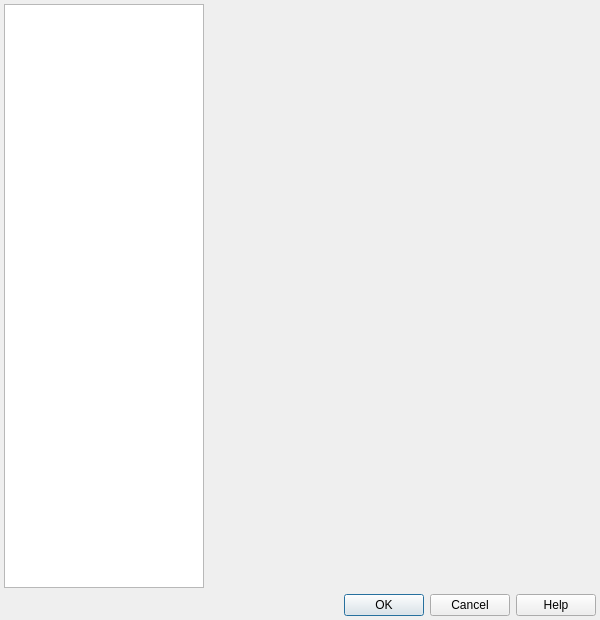
This is src/gui/pref/dialog.ui in wilbert2000/wzplayer as Qt 5 draws it before an edit. The edited form follows.
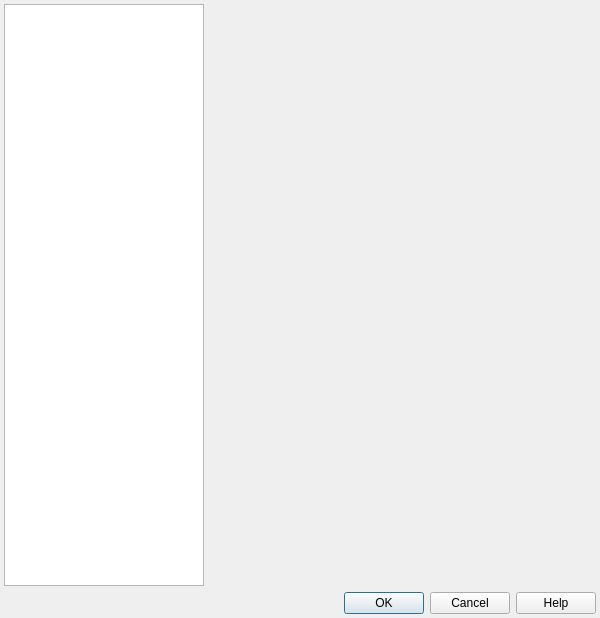
This is the edited form.

The edit to the form file:
```diff
--- a/src/gui/pref/dialog.ui
+++ b/src/gui/pref/dialog.ui
@@ -7,7 +7,7 @@
     <x>0</x>
     <y>0</y>
     <width>600</width>
-    <height>620</height>
+    <height>618</height>
    </rect>
   </property>
   <property name="windowTitle">
```
